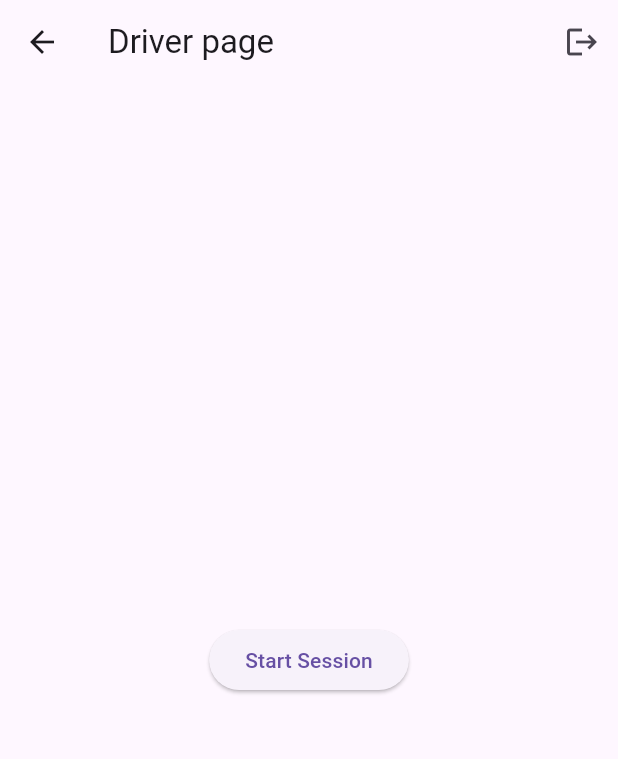
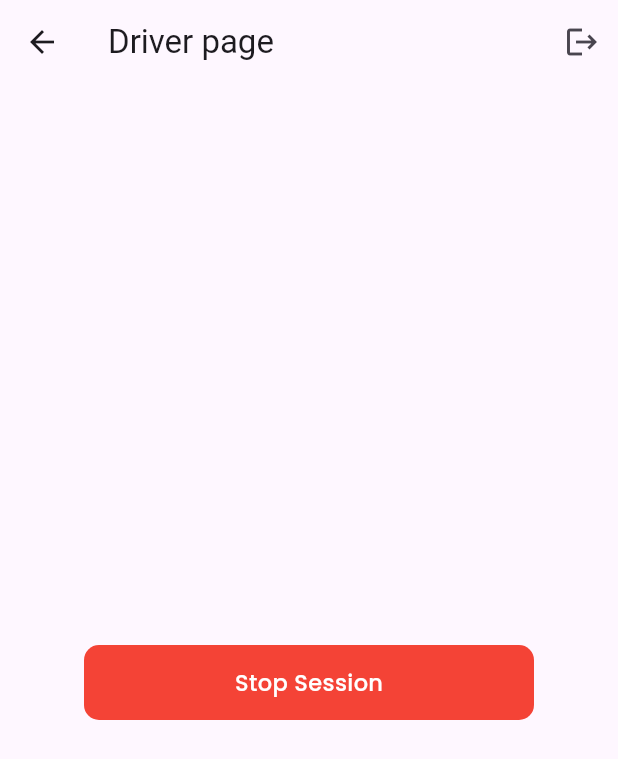
Before and after one commit to Retr0-Xan/Shuttlr, a Flutter app: the DriverPage screen opened directly, after a tap on "Start Session", on a phone screen of 412 x 824 dp. Shown: the top 759 px of the screen. Run offline on Flutter 3.47's test engine with Material 3 defaults, Android fonts, the phone set to English and light mode, and no system bars; our stand-ins replace cloud_firestore, firebase_auth, firebase_core, flutter_spinkit, google_fonts; accounts and stored records are empty.

```diff
--- a/shuttlr/lib/pages/driver_page.dart
+++ b/shuttlr/lib/pages/driver_page.dart
@@ -1,22 +1,29 @@
-// ignore_for_file: prefer_const_constructors
+// ignore_for_file: prefer_const_constructors, must_be_immutable
 
+import 'package:cloud_firestore/cloud_firestore.dart';
 import 'package:firebase_auth/firebase_auth.dart';
 import 'package:flutter/material.dart';
+import 'package:google_fonts/google_fonts.dart';
 import 'package:shuttlr/services/auth.dart';
 import 'package:shuttlr/services/database.dart';
-import 'package:provider/provider.dart';
 
-class DriverPage extends StatelessWidget {
-  final AuthService _auth = AuthService();
+class DriverPage extends StatefulWidget {
   String? uid;
 
-  DriverPage({super.key});
+  DriverPage({super.key, this.uid});
+
+  @override
+  State<DriverPage> createState() => _DriverPageState();
+}
+
+class _DriverPageState extends State<DriverPage> {
+  final AuthService _auth = AuthService();
+
+  bool sessionStarted = false;
+
   @override
   Widget build(BuildContext context) {
-    return StreamProvider<User?>.value(
-      initialData: null,
-      value: AuthService().user,
-      child: Scaffold(
+    return Scaffold(
       appBar: AppBar(
         title: Text('Driver page'),
         actions: [
@@ -24,18 +31,40 @@ class DriverPage extends StatelessWidget {
               icon: Icon(Icons.logout),
               onPressed: () async {
                 await _auth.signOut();
-              },
-            )
+              })
         ],
       ),
       body: Center(
-          child: ElevatedButton(
-            child: Text("Start Session"),
-            onPressed: () async {
-              User? user = Provider.of<User?>(context, listen: false);
-              uid = user?.uid;
-              await DatabaseService(uid: uid).updateLocation("246", "359");
+        child: GestureDetector(
+          onTap: () async {
+            setState(() {
+              sessionStarted = !sessionStarted;
+            });
+            //start tracking and be updating updateLocation method with new data
+            await DatabaseService(uid: widget.uid).updateLocation("123", "122");
           },
+          child: Container(
+            margin: EdgeInsets.only(top: 40, bottom: 10),
+            width: 300,
+            height: 50,
+            decoration: sessionStarted
+                ? BoxDecoration(
+                    borderRadius: BorderRadius.circular(10), color: Colors.red)
+                : BoxDecoration(
+                    borderRadius: BorderRadius.circular(10),
+                    color: Color.fromARGB(255, 4, 184, 97)),
+            child: Center(
+                child: sessionStarted
+                    ? Text("Stop Session",
+                        style: GoogleFonts.poppins(
+                            fontSize: 15,
+                            color: Colors.white,
+                            fontWeight: FontWeight.w500))
+                    : Text("Start Session",
+                        style: GoogleFonts.poppins(
+                            fontSize: 15,
+                            color: Colors.white,
+                            fontWeight: FontWeight.w500))),
           ),
         ),
       ),
--- a/shuttlr/lib/pages/register.dart
+++ b/shuttlr/lib/pages/register.dart
@@ -1,5 +1,6 @@
 // ignore_for_file: prefer_const_constructors, prefer_const_literals_to_create_immutables, avoid_print
 
+import 'package:firebase_auth/firebase_auth.dart';
 import 'package:flutter/material.dart';
 import 'package:google_fonts/google_fonts.dart';
 import 'package:shuttlr/services/auth.dart';
--- a/shuttlr/lib/wrapper.dart
+++ b/shuttlr/lib/wrapper.dart
@@ -15,6 +15,10 @@ class Wrapper extends StatelessWidget {
     final user = Provider.of<User?>(context);
     return user == null
         ? Authenticate()
-        : (user.isAnonymous ? HomePage() : DriverPage());
+        : (user.isAnonymous
+            ? HomePage()
+            : DriverPage(
+                uid: user.uid,
+              ));
   }
 }
```
Also changed, not shown: shuttlr/lib/pages/home.dart (+39 -4 lines), shuttlr/lib/services/database.dart (+6 -2 lines). Lines whose indentation alone changed are shown as unchanged.
